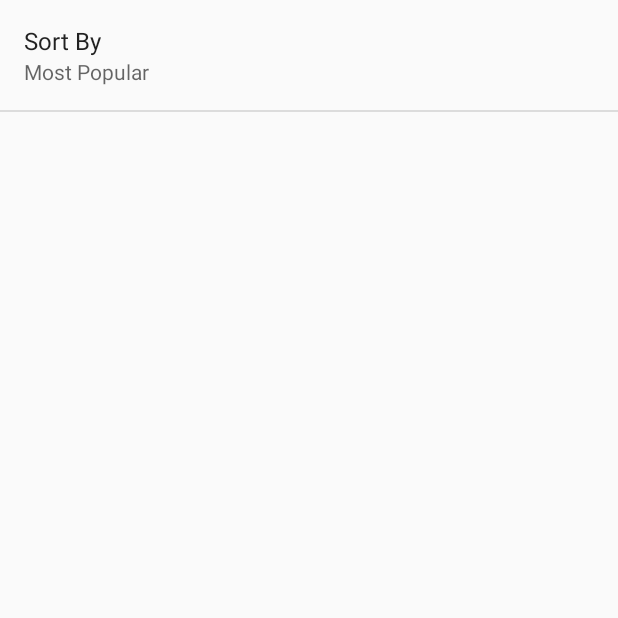
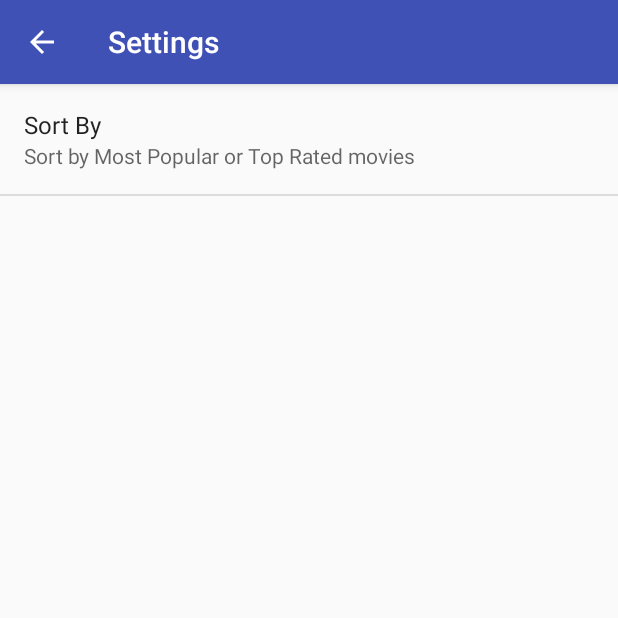
Before and after one commit to hendercine/CineFile, an Android app: the screen it shows after launch (SettingsActivity), in the options menu, after a tap on "Settings", on a phone screen of 412 x 824 dp, the top half of it. Run offline under Robolectric (Android 15) with nearby library versions, the light colour scheme and no system bars; our stand-ins replace Picasso; pictures from the network do not load.

Commit message:
Get all working as specified. Clean UI next.

```diff
--- a/app/src/main/java/com/example/android/cinefile/MoviesFragment.java
+++ b/app/src/main/java/com/example/android/cinefile/MoviesFragment.java
@@ -36,7 +36,6 @@ public class MoviesFragment extends Fragment {
     //Keys for Intent to detail activity
     public static final String MOVIE_TITLE = "MOVIE_TITLE";
     public static final String MOVIE_POSTER = "MOVIE_POSTER";
-    //public static final String MOVIE_THUMB = "MOVIE_THUMB";
     public static final String MOVIE_BACKDROP = "MOVIE_BACKDROP";
     public static final String MOVIE_RELEASE = "MOVIE_RELEASE";
     public static final String MOVIE_VOTE_AVG = "MOVIE_VOTE_AVG";
@@ -194,11 +193,15 @@ public class MoviesFragment extends Fragment {
             // Will contain the raw JSON response as a string.
             String moviesJsonStr = null;
 
+            //Sort order passed in from Settings Activity
+            String sortOrder;
+            sortOrder = params[0];
+
             try {
                 // Construct the URL for the TheMovieDB query
                 final String MOVIE_BASE_URL =
                         "http://api.themoviedb.org/3/movie/";
-                final String SORT_PARAM = getString(R.string.pref_sort_default);
+                final String SORT_PARAM = sortOrder;
                 final String APPID_PARAM = "api_key";
                 final String LANG_PARAM = "language";
 
--- a/app/src/main/java/com/example/android/cinefile/SettingsActivity.java
+++ b/app/src/main/java/com/example/android/cinefile/SettingsActivity.java
@@ -1,23 +1,23 @@
 package com.example.android.cinefile;
 
+import android.content.SharedPreferences;
 import android.os.Bundle;
 import android.preference.ListPreference;
-import android.preference.Preference;
-import android.preference.PreferenceActivity;
-import android.preference.PreferenceManager;
+import android.preference.PreferenceFragment;
+import android.support.v7.app.AppCompatActivity;
 
-import static com.example.android.cinefile.R.string.pref_sort_key;
 
-/**
- * A {@link PreferenceActivity} that presents a set of application settings.
- * <p>
- * See <a href="http://developer.android.com/design/patterns/settings.html">
- * Android Design: Settings</a> for design guidelines and the <a
- * href="http://developer.android.com/guide/topics/ui/settings.html">Settings
- * API Guide</a> for more information on developing a Settings UI.
- */
-public class SettingsActivity extends PreferenceActivity
-        implements Preference.OnPreferenceChangeListener {
+public class SettingsActivity extends AppCompatActivity {
+
+    @Override
+    public void onCreate(Bundle savedInstanceState) {
+        super.onCreate(savedInstanceState);
+
+        getFragmentManager().beginTransaction().replace(android.R.id.content,
+                new SettingsFragment()).commit();
+    }
+
+    public static class SettingsFragment extends PreferenceFragment implements SharedPreferences.OnSharedPreferenceChangeListener {
 
         @Override
         public void onCreate(Bundle savedInstanceState) {
@@ -25,45 +25,64 @@ public class SettingsActivity extends PreferenceActivity
             // Add 'general' preferences, defined in the XML file
             addPreferencesFromResource(R.xml.pref_general);
 
-        // For all preferences, attach an OnPreferenceChangeListener so the UI summary can be
+            // For all preferences, attach an onSharedPreferenceChangeListener so the UI summary can be
             // updated when the preference changes.
-        bindPreferenceSummaryToValue(findPreference(getString(pref_sort_key)));
-    }
+            onSharedPreferenceChanged(null, "");
 
-    /**
-     * Attaches a listener so the summary is always updated with the preference value.
-     * Also fires the listener once, to initialize the summary (so it shows up before the value
-     * is changed.)
-     */
-    private void bindPreferenceSummaryToValue(Preference preference) {
-        // Set the listener to watch for value changes.
-        preference.setOnPreferenceChangeListener(this);
+
+
+//            preference.setOnPreferenceChangeListener((Preference.OnPreferenceChangeListener) this);
 
             // Trigger the listener immediately with the preference's
             // current value.
-        onPreferenceChange(preference,
-                PreferenceManager
-                        .getDefaultSharedPreferences(preference.getContext())
-                        .getString(preference.getKey(), ""));
+
+//            onPreferenceChange(preference,
+//                    PreferenceManager
+//                            .getDefaultSharedPreferences(preference.getContext())
+//                            .getString(preference.getKey(), getString(pref_sort_key)));
         }
 
         @Override
-    public boolean onPreferenceChange(Preference preference, Object value) {
-        String stringValue = value.toString();
-
-        if (preference instanceof ListPreference) {
-            // For list preferences, look up the correct display value in
-            // the preference's 'entries' list (since they have separate labels/values).
-            ListPreference listPreference = (ListPreference) preference;
-            int prefIndex = listPreference.findIndexOfValue(stringValue);
-            if (prefIndex >= 0) {
-                preference.setSummary(listPreference.getEntries()[prefIndex]);
-            }
-        } else {
-            // For other preferences, set the summary to the value's simple string representation.
-            preference.setSummary(stringValue);
-        }
-        return true;
+        public void onResume() {
+            super.onResume();
+            // Set up a listener whenever a key changes
+            getPreferenceScreen().getSharedPreferences().registerOnSharedPreferenceChangeListener(this);
         }
 
+        @Override
+        public void onPause() {
+            super.onPause();
+            // Set up a listener whenever a key changes
+            getPreferenceScreen().getSharedPreferences().unregisterOnSharedPreferenceChangeListener(this);
         }
+
+        @Override
+        public void onSharedPreferenceChanged(SharedPreferences sharedPreferences, String key) {
+            ListPreference settingsList =
+                    (ListPreference) findPreference(getString(R.string.pref_sort_key));
+            settingsList.setSummary(getString(R.string.pref_sort_default));
+            settingsList.setSummary(getString(R.string.pref_sort_description));
+
+        }
+    }
+
+//    @Override
+//    public boolean onPreferenceChange(Preference preference, Object value) {
+//        String stringValue = value.toString();
+//
+//        if (preference instanceof ListPreference) {
+//            // For list preferences, look up the correct display value in
+//            // the preference's 'entries' list (since they have separate labels/values).
+//            ListPreference listPreference = (ListPreference) preference;
+//            int prefIndex = listPreference.findIndexOfValue(stringValue);
+//            if (prefIndex >= 0) {
+//                preference.setSummary(listPreference.getEntries()[prefIndex]);
+//            }
+//        } else {
+//            // For other preferences, set the summary to the value's simple string representation.
+//            preference.setSummary(stringValue);
+//        }
+//        return true;
+//    }
+
+}
--- a/app/src/main/res/layout/fragment_detail.xml
+++ b/app/src/main/res/layout/fragment_detail.xml
@@ -45,7 +45,7 @@
             android:layout_toRightOf="@+id/poster_image_view" />
         <LinearLayout
             android:id="@+id/rating_container"
-            style="@style/detail_rate"
+            style="@style/detail_release_date"
             android:layout_width="wrap_content"
             android:layout_height="wrap_content"
             android:layout_toRightOf="@+id/poster_image_view"
@@ -54,7 +54,7 @@
             android:orientation="horizontal">
 
             <TextView
-                android:id="@+id/movie_rating_text"
+                android:id="@+id/movie_vote_avg_text"
                 android:layout_width="wrap_content"
                 android:layout_height="wrap_content"
                 android:textAppearance="@style/TextAppearance.AppCompat.Display2"
--- a/app/src/main/res/layout/fragment_main.xml
+++ b/app/src/main/res/layout/fragment_main.xml
@@ -2,10 +2,6 @@
     xmlns:tools="http://schemas.android.com/tools"
     android:layout_width="match_parent"
     android:layout_height="match_parent"
-    android:paddingBottom="@dimen/activity_vertical_margin"
-    android:paddingLeft="@dimen/activity_horizontal_margin"
-    android:paddingRight="@dimen/activity_horizontal_margin"
-    android:paddingTop="@dimen/activity_vertical_margin"
     tools:context="com.example.android.cinefile.MoviesFragment">
 
     <GridView
--- a/app/src/main/res/values/strings.xml
+++ b/app/src/main/res/values/strings.xml
@@ -27,6 +27,8 @@
     <!-- Value in SharedPreferences for top rated option [CHAR LIMIT=NONE] -->
     <string name="pref_sort_rated" translatable="false">top_rated</string>
 
+    <string name="pref_sort_description">Sort by Most Popular or Top Rated movies</string>
+
     <string name="action_share">Share</string>
     <string name="json_results">results</string>
     <string name="json_title">title</string>
--- a/app/src/main/res/values/styles.xml
+++ b/app/src/main/res/values/styles.xml
@@ -57,7 +57,7 @@
         <item name="android:text">2015 released</item>
     </style>
 
-    <style name="detail_rate">
+    <style name="detail_release_date">
         <item name="android:layout_marginTop">-8dp</item>
         <item name="android:layout_marginRight">@dimen/margin_default</item>
         <item name="android:layout_marginLeft">@dimen/margin_large</item>
```
Also changed, not shown: app/src/main/java/com/example/android/cinefile/DetailActivity.java (+6 -6 lines), app/src/main/res/menu/detail_fragment.xml (deleted, +0 -11 lines). Lines whose indentation alone changed are shown as unchanged.
